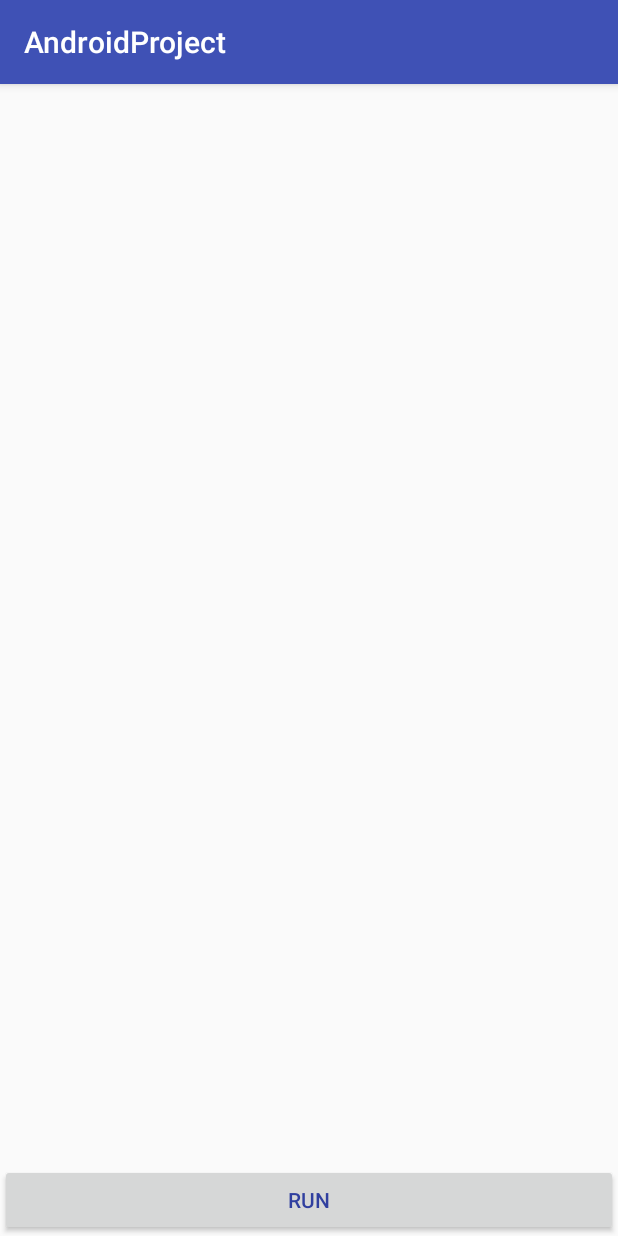
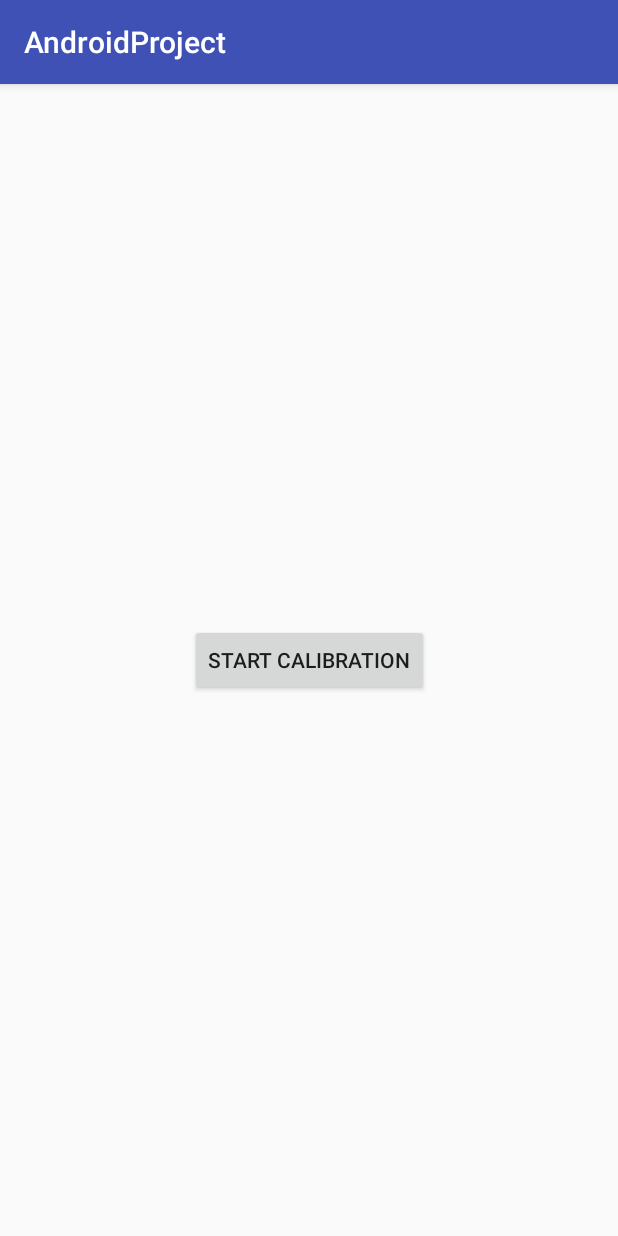
Before and after one commit to Chakib-Temal/Measure-Android, an Android app: the screen it shows after launch (MainActivity before the commit, CalibrageSensorActivity after it), on a phone screen of 412 x 824 dp. Run offline under Robolectric (Android 15) with nearby library versions, the phone set to English and light mode, and no system bars; 2 statements that could not run were skipped.

Commit message:
endCalibrage

```diff
--- a/app/src/main/AndroidManifest.xml
+++ b/app/src/main/AndroidManifest.xml
@@ -16,7 +16,8 @@
                 <category android:name="android.intent.category.LAUNCHER" />
             </intent-filter>
         </activity>
-        <activity android:name=".RunSensorsActivity"></activity>
+        <activity android:name=".RunSensorsActivity" />
+        <activity android:name=".CalibrageSensorActivity"></activity>
     </application>
 
 </manifest>
--- a/app/src/main/java/com/chakibtemal/fr/androidproject/CalibrageSensorActivity.java
+++ b/app/src/main/java/com/chakibtemal/fr/androidproject/CalibrageSensorActivity.java
@@ -1,13 +1,86 @@
 package com.chakibtemal.fr.androidproject;
 
+import android.content.Context;
+import android.content.Intent;
+import android.hardware.Sensor;
+import android.hardware.SensorEvent;
+import android.hardware.SensorEventListener;
+import android.hardware.SensorManager;
+import android.os.Bundle;
 import android.support.v7.app.AppCompatActivity;
-import android.os.Bundle;
+import android.view.View;
+import android.widget.Button;
 
-public class CalibrageSensorActivity extends AppCompatActivity {
+import com.chakibtemal.fr.modele.SharedPreferencesHelper.SharedPreferencesHelper;
 
+public class CalibrageSensorActivity extends AppCompatActivity implements SensorEventListener {
+
+    private int levelSpeedCompter = 0;
+    private int [] inverseModeSpeed = {3,2,1,0};
+    private long [] resultsOfCalibrage = {0,0,0,0};
+    private int frequecyCompter = 0;
+    private Sensor sensor1;
+    private int sampleNumber = 4;
+    private long startTime ;
+    private SensorManager sensorManager = null;
+    private SharedPreferencesHelper preference;
+
+    private Button start;
     @Override
     protected void onCreate(Bundle savedInstanceState) {
         super.onCreate(savedInstanceState);
         setContentView(R.layout.activity_calibrage_sensor);
+        this.sensorManager = (SensorManager)getSystemService(Context.SENSOR_SERVICE);
+        this.preference = new SharedPreferencesHelper(this);
+        start = (Button) findViewById(R.id.starting);
+    }
+
+    @Override
+    public void onSensorChanged(SensorEvent sensorEvent) {
+        frequecyCompter++;
+        if (frequecyCompter == sampleNumber){
+            resultsOfCalibrage[levelSpeedCompter] = (System.nanoTime() - startTime) / sampleNumber;
+            sensorManager.unregisterListener(this, sensor1);
+            frequecyCompter = 0;
+            levelSpeedCompter++;
+            startTime = System.nanoTime();
+            if (levelSpeedCompter <= 3){
+                sensorManager.registerListener(this, sensor1 , inverseModeSpeed[levelSpeedCompter], 10000000 );
+            }
+            if (levelSpeedCompter == 4){
+                preference.editor.putBoolean("alreadyCalibred", true);
+                preference.editor.putLong("normalMode", resultsOfCalibrage[0]);
+                preference.editor.putLong("uiMode", resultsOfCalibrage[1]);
+                preference.editor.putLong("gameMode", resultsOfCalibrage[2]);
+                preference.editor.putLong("fastestMode", resultsOfCalibrage[3]);
+                preference.editor.commit();
+                levelSpeedCompter = 0;
+            }
+        }
+    }
+
+    @Override
+    public void onAccuracyChanged(Sensor sensor, int i) {}
+
+    /**
+     * if we leave the application we have to stop the sensor
+     */
+    @Override
+    protected void onPause() {
+        sensorManager.unregisterListener(this, sensor1);
+        super.onPause();
+    }
+
+    public void calibrateTimeSensors(View view) {
+        this.sensor1 = sensorManager.getDefaultSensor(Sensor.TYPE_ACCELEROMETER );
+        startTime = System.nanoTime();
+        sensorManager.registerListener(this, sensor1 , SensorManager.SENSOR_DELAY_NORMAL, 100000000 );
+    }
+
+    @Override
+    public void onBackPressed() {
+        Intent intent = new Intent(CalibrageSensorActivity.this, MainActivity.class);
+        startActivity(intent);
+        finish();
     }
 }
--- a/app/src/main/java/com/chakibtemal/fr/androidproject/MainActivity.java
+++ b/app/src/main/java/com/chakibtemal/fr/androidproject/MainActivity.java
@@ -3,20 +3,18 @@ package com.chakibtemal.fr.androidproject;
 import android.content.Context;
 import android.content.Intent;
 import android.hardware.Sensor;
-import android.hardware.SensorEvent;
-import android.hardware.SensorEventListener;
 import android.hardware.SensorManager;
 import android.os.Bundle;
 import android.os.Parcelable;
 import android.support.v7.app.AppCompatActivity;
 import android.view.View;
 import android.widget.AdapterView;
-import android.widget.ArrayAdapter;
 import android.widget.Button;
 import android.widget.ListView;
 import android.widget.Spinner;
 
 import com.chakibtemal.fr.Adapter.BasicSpinnerAdapter;
+import com.chakibtemal.fr.modele.SharedPreferencesHelper.SharedPreferencesHelper;
 import com.chakibtemal.fr.modele.sharedResources.ComplexSensor;
 import com.chakibtemal.fr.modele.sharedResources.DataForNextActivity;
 import com.chakibtemal.fr.modele.validator.ValidatorSensor;
@@ -24,29 +22,36 @@ import com.chakibtemal.fr.modele.validator.ValidatorSensor;
 import java.util.ArrayList;
 import java.util.List;
 
-public class MainActivity extends AppCompatActivity implements SensorEventListener{
+public class MainActivity extends AppCompatActivity {
 
-    protected ListView listSensors = null;
-    protected Button buttonRun = null;
-    protected ArrayAdapter<ComplexSensor> adapter;
+    private ListView listSensors = null;
+    private Button buttonRun = null;
+    private Button goToCalibrageActivity = null;
 
-    protected SensorManager sensorManager = null;
-    protected ComplexSensor accelerometer = null;
-    protected ComplexSensor gyroscope = null;
-    protected ComplexSensor aproximity = null;
+
+    private SensorManager sensorManager = null;
+    private ComplexSensor accelerometer = null;
+    private ComplexSensor gyroscope = null;
+    private ComplexSensor aproximity = null;
 
     //to display available sensor
-    protected List<ComplexSensor> availableSensors = new ArrayList<ComplexSensor>();
-    protected List<DataForNextActivity> dataForNextActivities = new ArrayList<DataForNextActivity>();
+    private List<ComplexSensor> availableSensors = new ArrayList<ComplexSensor>();
+    private List<DataForNextActivity> dataForNextActivities = new ArrayList<DataForNextActivity>();
 
     private List<Double> itemSpinner = new ArrayList<Double>();
-    private BasicSpinnerAdapter adapter2;
+    private BasicSpinnerAdapter adapter;
 
-    private int sampleNumber = 5;
-    private long startTime ;
+    private long [] resultsOfCalibrage = {0,0,0,0};
+    SharedPreferencesHelper preferences;
 
     @Override
     protected void onCreate(Bundle savedInstanceState) {
+        /**
+         * Verification if the Smartphone is calibred with sensor
+         * if it's not calibred, another activity will be called
+         */
+        this.testCalibrationOfSensors();
+
         super.onCreate(savedInstanceState);
         setContentView(R.layout.activity_main);
 
@@ -72,14 +77,12 @@ public class MainActivity extends AppCompatActivity implements SensorEventListen
         /**
          * Adapter for the View
          */
-        adapter2 = new BasicSpinnerAdapter(availableSensors, itemSpinner, this);
+        adapter = new BasicSpinnerAdapter(availableSensors, itemSpinner, this);
         listSensors = (ListView) findViewById(R.id.listSensor);
-        listSensors.setAdapter(adapter2);
+        listSensors.setAdapter(adapter);
+        goToCalibrageActivity = (Button) findViewById(R.id.gotoCalibrageActivity);
 
-        /**
-         * Calibrage Sensors // in the future we have to create a new activity just for this action
-         */
-        this.calibrateTimeSensor();
+
 
         /**
          * Events on ListView
@@ -111,14 +114,40 @@ public class MainActivity extends AppCompatActivity implements SensorEventListen
                 }
             }
         });
+
+
+        goToCalibrageActivity.setOnClickListener(new View.OnClickListener() {
+            @Override
+            public void onClick(View view) {
+                Intent intent = new Intent(getApplicationContext(), CalibrageSensorActivity.class);
+                startActivity(intent);
+                finish();
+            }
+        });
         //end OnCreate(); here you can complete programme
+    }
+
+    /**
+     * Verification Of calibration
+     */
+    public void testCalibrationOfSensors(){
+        this.preferences  = new SharedPreferencesHelper(this);
+        if (!preferences.preferences.getBoolean("alreadyCalibred", false)){
+            Intent intent = new Intent(getApplicationContext(), CalibrageSensorActivity.class);
+            startActivity(intent);
+            finish();
+        }else {
+            resultsOfCalibrage[0] = preferences.preferences.getLong("normalMode", 0);
+            resultsOfCalibrage[1] = preferences.preferences.getLong("uiMode", 0);
+            resultsOfCalibrage[2] = preferences.preferences.getLong("gameMode", 0);
+            resultsOfCalibrage[3] = preferences.preferences.getLong("fastestMode", 0);
+        }
     }
 
     /**
      * Events on Button Run
      */
     public void onClickRun(View view) {
-
         Intent intent = new Intent(getApplicationContext(), RunSensorsActivity.class);
         Bundle bundle = new Bundle();
         bundle.putParcelableArrayList("data", (ArrayList<? extends Parcelable>) dataForNextActivities);
@@ -129,52 +158,8 @@ public class MainActivity extends AppCompatActivity implements SensorEventListen
 
     @Override
     public void onBackPressed() {
-
         System.out.println("Temps d'exécution par echantillon  mode Normal :" + resultsOfCalibrage[0] + "// mode UI: " + resultsOfCalibrage[1] +
         "// mode Game :  " + resultsOfCalibrage[2] + "// mode Fastest : " + resultsOfCalibrage[3] );
         onResume();
     }
-
-
-    private int levelSpeedCompter = 0;
-    private int [] inverseModeSpeed = {3,2,1,0};
-    private long [] resultsOfCalibrage = {0,0,0,0};
-    private int frequecyCompter = 0;
-    private Sensor sensor1;
-
-    /**
-     * Calibration of Sensor
-     */
-    public void calibrateTimeSensor(){
-        this.sensor1 = sensorManager.getDefaultSensor(Sensor.TYPE_ACCELEROMETER );
-        startTime = System.nanoTime();
-        sensorManager.registerListener(this, sensor1 , SensorManager.SENSOR_DELAY_NORMAL, 100000000 );
-    }
-
-    @Override
-    public void onSensorChanged(SensorEvent sensorEvent) {
-        frequecyCompter++;
-        if (frequecyCompter == sampleNumber){
-            resultsOfCalibrage[levelSpeedCompter] = (System.nanoTime() - startTime) / sampleNumber;
-            sensorManager.unregisterListener(this, sensor1);
-            frequecyCompter = 0;
-            levelSpeedCompter++;
-            startTime = System.nanoTime();
-            if (levelSpeedCompter <= 3){
-                sensorManager.registerListener(this, sensor1 , inverseModeSpeed[levelSpeedCompter], 10000000 );
-            }
-        }
-    }
-
-    @Override
-    public void onAccuracyChanged(Sensor sensor, int i) {}
-
-    /**
-     * if we leave the application we have to stop the sensor
-     */
-    @Override
-    protected void onPause() {
-        sensorManager.unregisterListener(this, sensor1);
-        super.onPause();
-    }
 }
--- a/app/src/main/res/layout/activity_calibrage_sensor.xml
+++ b/app/src/main/res/layout/activity_calibrage_sensor.xml
@@ -6,4 +6,21 @@
     android:layout_height="match_parent"
     tools:context=".CalibrageSensorActivity">
 
+    <Button
+        android:id="@+id/starting"
+        android:layout_width="wrap_content"
+        android:layout_height="wrap_content"
+        android:layout_marginBottom="232dp"
+        android:layout_marginEnd="148dp"
+        android:layout_marginStart="148dp"
+        android:layout_marginTop="231dp"
+        android:onClick="calibrateTimeSensors"
+        android:text="@string/runCalibration"
+        app:layout_constraintBottom_toBottomOf="parent"
+        app:layout_constraintEnd_toEndOf="parent"
+        app:layout_constraintStart_toStartOf="parent"
+        app:layout_constraintTop_toTopOf="parent"
+        tools:ignore="MissingConstraints" />
+
+
 </android.support.constraint.ConstraintLayout>
--- a/app/src/main/res/layout/activity_main.xml
+++ b/app/src/main/res/layout/activity_main.xml
@@ -19,6 +19,12 @@
         android:layout_weight="1"
         tools:ignore="Suspicious0dp"
         />
+    <Button android:id="@+id/gotoCalibrageActivity"
+        android:layout_width="match_parent"
+        android:layout_height="wrap_content"
+        android:text="@string/goToCalibrationActivity"
+        android:onClick="onClickRun"
+        android:textColor="@color/colorPrimaryDark"/>
 
     <Button android:id="@+id/start"
         android:layout_width="match_parent"
--- a/app/src/main/res/values/strings.xml
+++ b/app/src/main/res/values/strings.xml
@@ -1,4 +1,6 @@
 <resources>
     <string name="app_name">AndroidProject</string>
     <string name="Validate">Run </string>
+    <string name="runCalibration">Start Calibration </string>
+    <string name="goToCalibrationActivity">go calibrate sensor</string>
 </resources>
```
Also changed, not shown: 1 other file.
